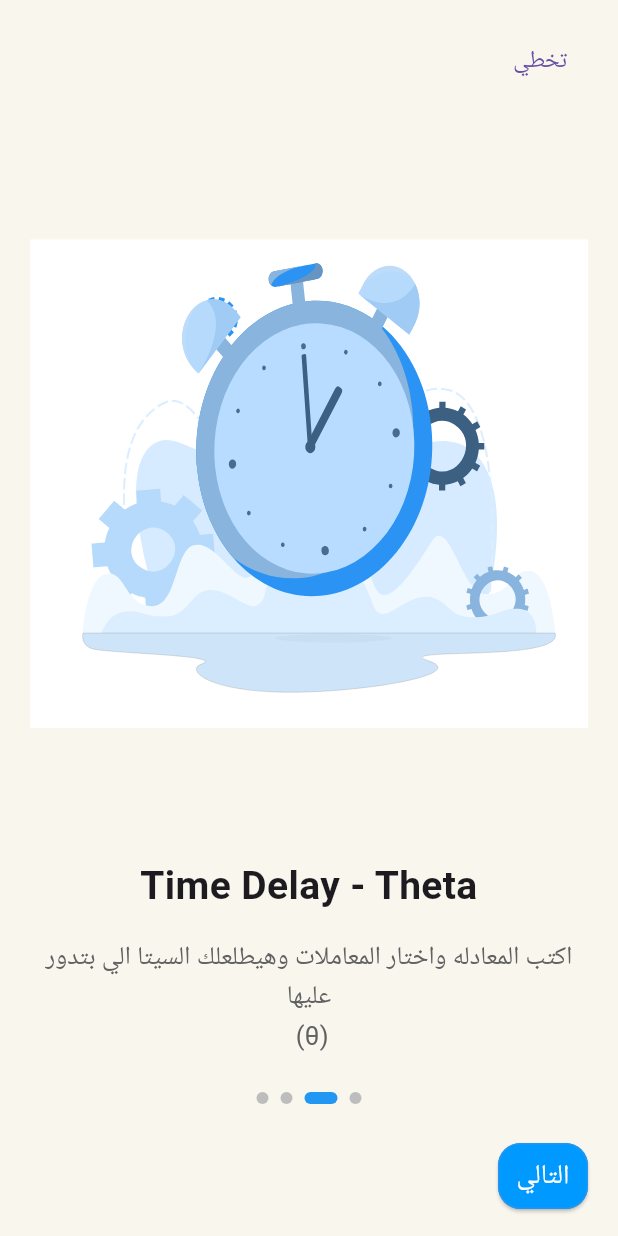
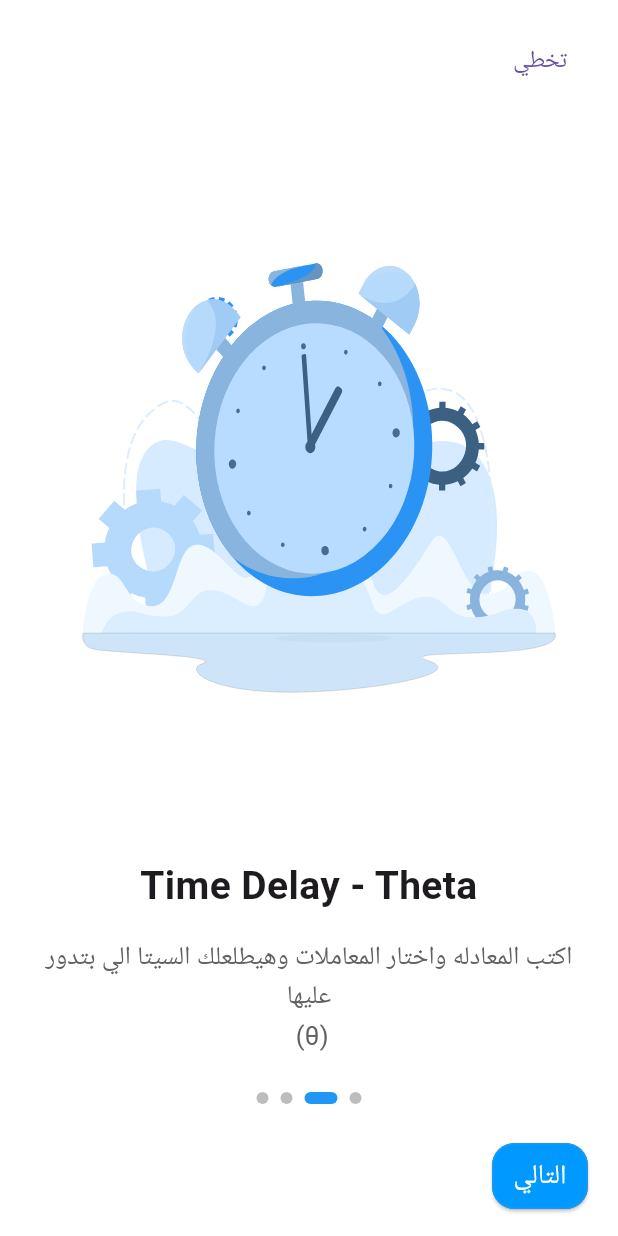
Before and after one commit to mahmud-ayman/solvex, a Flutter app: the screen it shows after launch, swiped to page 3, on a phone screen of 412 x 824 dp. Run offline on Flutter 3.47's test engine with Material 3 defaults, Android fonts, the phone set to English and light mode, and no system bars; our stand-ins replace animated_text_kit, fl_chart, flutter_bloc, lottie; missing offline and left inert: flutter_math_fork.

Commit message:
Update onboarding titles and colors for consistency and improved user experience
Co-authored-by: Copilot <copilot@github.com>

```diff
--- a/lib/onboarding/onboarding.dart
+++ b/lib/onboarding/onboarding.dart
@@ -16,7 +16,7 @@ class _OnboardingPageState extends State<OnboardingPage> {
 
   final List<_OnboardingItem> items = [
     _OnboardingItem(
-      title: "welcome to the solver",
+      title: "welcome to solvex",
       description:
           "تطبيق هيساعدك تفهم نظريه الاضطراب بطريقه سهله وبسيطه، وكمان هيساعدك تحل المعادلات وتطلع المطلوب .",
       icon: Lottie.asset(
@@ -25,7 +25,7 @@ class _OnboardingPageState extends State<OnboardingPage> {
         width: 200,
         height: 200,
       ),
-      color: Color(0xffF9F6EE),
+      color: Colors.white,
     ),
     _OnboardingItem(
       title: "LPPM Solver",
@@ -44,7 +44,7 @@ class _OnboardingPageState extends State<OnboardingPage> {
           ),
         ],
       ),
-      color: Color(0xffF9F6EE),
+      color: Colors.white,
     ),
     _OnboardingItem(
       title: "Time Delay - Theta",
@@ -56,7 +56,7 @@ class _OnboardingPageState extends State<OnboardingPage> {
         width: 200,
         height: 200,
       ),
-      color: Color(0xffF9F6EE),
+      color: Colors.white,
     ),
     _OnboardingItem(
       title: "تقدر تحل اكتر من نوع معادلات خش واكتشف بنفسك ",
@@ -104,7 +104,7 @@ class _OnboardingPageState extends State<OnboardingPage> {
           // ).animate().fadeIn(duration: const Duration(milliseconds: 500)),
         ],
       ),
-      color: Color(0xffF9F6EE),
+      color: Colors.white,
     ),
   ];
 
@@ -141,7 +141,7 @@ class _OnboardingPageState extends State<OnboardingPage> {
     final bool isLastPage = currentIndex == items.length - 1;
 
     return Scaffold(
-      backgroundColor: Color(0xffF9F6EE),
+      backgroundColor: Colors.white,
       body: SafeArea(
         child: Padding(
           padding: const EdgeInsets.symmetric(horizontal: 20, vertical: 16),
@@ -192,9 +192,7 @@ class _OnboardingPageState extends State<OnboardingPage> {
               Row(
                 mainAxisAlignment: MainAxisAlignment.end,
                 children: [
-                  SizedBox(
-                    width: 60,
-                    child: ElevatedButton(
+                  ElevatedButton(
                     onPressed: _nextPage,
                     style: ElevatedButton.styleFrom(
                       shape: RoundedRectangleBorder(
@@ -203,6 +201,10 @@ class _OnboardingPageState extends State<OnboardingPage> {
                       side: const BorderSide(color: Colors.blue),
                       backgroundColor: const Color.fromARGB(255, 0, 153, 255),
                       padding: const EdgeInsets.symmetric(vertical: 9),
+                    ),
+                    child: Padding(
+                      padding: EdgeInsets.symmetric(
+                        horizontal: isLastPage ? 15.0 : 0.0,
                       ),
                       child: Text(
                         isLastPage ? "ابدأ الآن" : "التالي",
```
Lines whose indentation alone changed are shown as unchanged.
